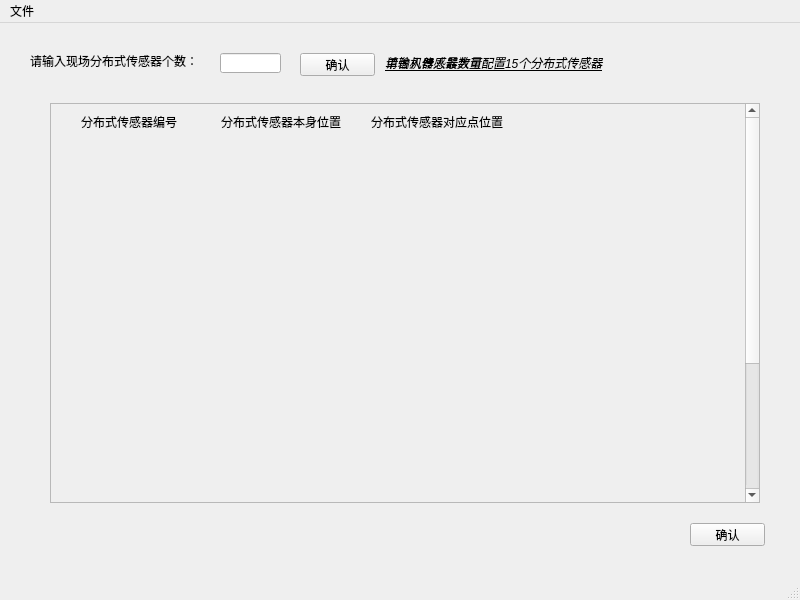
Before: the Qt Designer form fenbushi.ui in wangqi1994/gui_python_configuration-software, drawn with Qt 5.
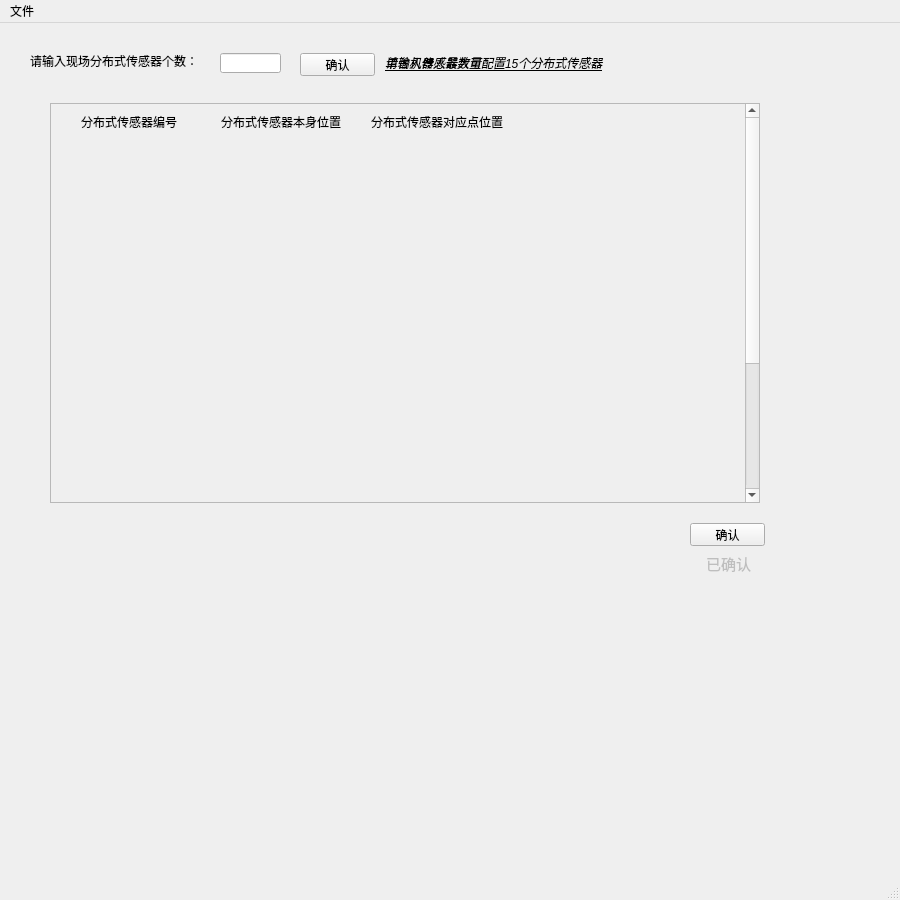
After: the same form once the commit is applied.

Diff of the .ui file:
```diff
--- a/fenbushi.ui
+++ b/fenbushi.ui
@@ -6,8 +6,8 @@
    <rect>
     <x>0</x>
     <y>0</y>
-    <width>800</width>
-    <height>600</height>
+    <width>900</width>
+    <height>900</height>
    </rect>
   </property>
   <property name="windowTitle">
@@ -207,13 +207,37 @@
      <enum>Qt::AutoText</enum>
     </property>
    </widget>
+   <widget class="QLabel" name="yiqueren">
+    <property name="enabled">
+     <bool>false</bool>
+    </property>
+    <property name="geometry">
+     <rect>
+      <x>703</x>
+      <y>530</y>
+      <width>51</width>
+      <height>21</height>
+     </rect>
+    </property>
+    <property name="font">
+     <font>
+      <pointsize>11</pointsize>
+     </font>
+    </property>
+    <property name="text">
+     <string>已确认</string>
+    </property>
+    <property name="alignment">
+     <set>Qt::AlignCenter</set>
+    </property>
+   </widget>
   </widget>
   <widget class="QMenuBar" name="menubar">
    <property name="geometry">
     <rect>
      <x>0</x>
      <y>0</y>
-     <width>800</width>
+     <width>900</width>
      <height>23</height>
     </rect>
    </property>
```
